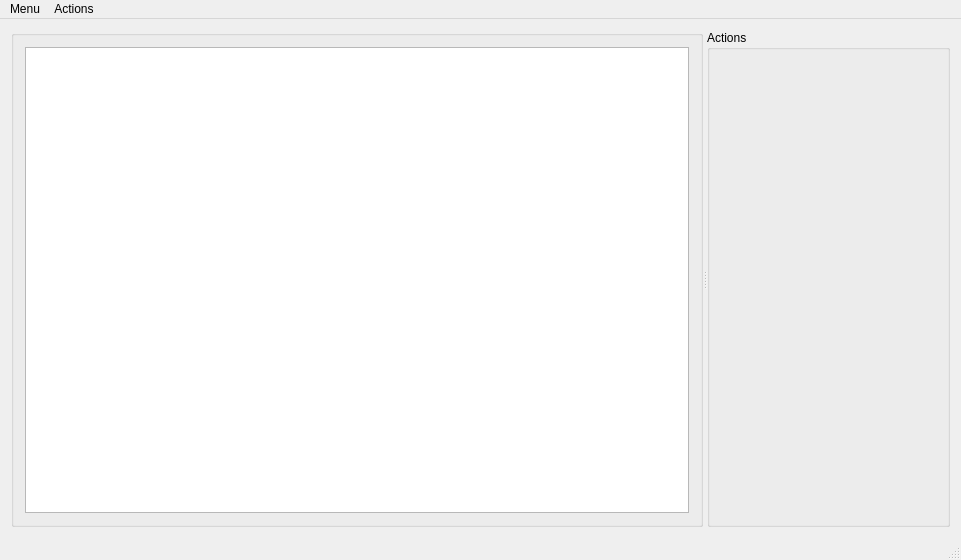
The window that mainwindow.ui (a-laine/empire-gui) describes before a commit, drawn with Qt 5.
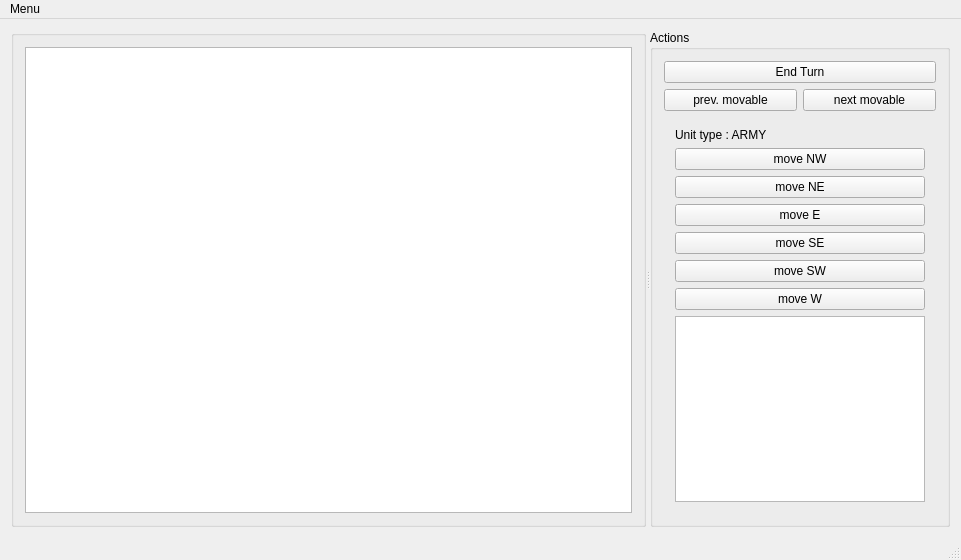
The same window after the commit. Custom widgets are drawn as their Qt base class.

```diff
--- a/mainwindow.ui
+++ b/mainwindow.ui
@@ -26,15 +26,24 @@
       <property name="orientation">
        <enum>Qt::Horizontal</enum>
       </property>
-      <widget class="QGroupBox" name="groupBox">
+      <widget class="QGroupBox" name="groupBoxView">
+       <property name="sizePolicy">
+        <sizepolicy hsizetype="Expanding" vsizetype="Expanding">
+         <horstretch>0</horstretch>
+         <verstretch>0</verstretch>
+        </sizepolicy>
+       </property>
        <property name="title">
         <string/>
        </property>
+       <property name="flat">
+        <bool>false</bool>
+       </property>
        <layout class="QVBoxLayout" name="verticalLayout_2">
         <item>
          <widget class="GraphicsView" name="graphicsView">
           <property name="sizePolicy">
-           <sizepolicy hsizetype="Preferred" vsizetype="Preferred">
+           <sizepolicy hsizetype="Expanding" vsizetype="Expanding">
             <horstretch>0</horstretch>
             <verstretch>0</verstretch>
            </sizepolicy>
@@ -43,10 +52,146 @@
         </item>
        </layout>
       </widget>
-      <widget class="QGroupBox" name="groupBox_2">
+      <widget class="QGroupBox" name="groupBoxAction">
+       <property name="enabled">
+        <bool>true</bool>
+       </property>
+       <property name="sizePolicy">
+        <sizepolicy hsizetype="Preferred" vsizetype="Preferred">
+         <horstretch>0</horstretch>
+         <verstretch>0</verstretch>
+        </sizepolicy>
+       </property>
+       <property name="maximumSize">
+        <size>
+         <width>300</width>
+         <height>16777215</height>
+        </size>
+       </property>
        <property name="title">
         <string>Actions</string>
        </property>
+       <layout class="QVBoxLayout" name="verticalLayout_3">
+        <item>
+         <widget class="QPushButton" name="endTurnButton">
+          <property name="text">
+           <string>End Turn</string>
+          </property>
+         </widget>
+        </item>
+        <item>
+         <layout class="QHBoxLayout" name="horizontalLayout">
+          <item>
+           <widget class="QPushButton" name="prevUnitButton">
+            <property name="text">
+             <string>prev. movable</string>
+            </property>
+           </widget>
+          </item>
+          <item>
+           <widget class="QPushButton" name="nextUnitButton">
+            <property name="text">
+             <string>next movable</string>
+            </property>
+           </widget>
+          </item>
+         </layout>
+        </item>
+        <item>
+         <widget class="QStackedWidget" name="stackedWidget">
+          <property name="enabled">
+           <bool>true</bool>
+          </property>
+          <property name="currentIndex">
+           <number>0</number>
+          </property>
+          <widget class="QWidget" name="unit">
+           <layout class="QVBoxLayout" name="verticalLayout_5">
+            <item>
+             <widget class="QLabel" name="labelUnit">
+              <property name="text">
+               <string>Unit type : ARMY</string>
+              </property>
+             </widget>
+            </item>
+            <item>
+             <widget class="QPushButton" name="moveNW">
+              <property name="text">
+               <string>move NW</string>
+              </property>
+             </widget>
+            </item>
+            <item>
+             <widget class="QPushButton" name="moveNE">
+              <property name="text">
+               <string>move NE</string>
+              </property>
+             </widget>
+            </item>
+            <item>
+             <widget class="QPushButton" name="moveE">
+              <property name="text">
+               <string>move E</string>
+              </property>
+             </widget>
+            </item>
+            <item>
+             <widget class="QPushButton" name="moveSE">
+              <property name="text">
+               <string>move SE</string>
+              </property>
+             </widget>
+            </item>
+            <item>
+             <widget class="QPushButton" name="moveSW">
+              <property name="text">
+               <string>move SW</string>
+              </property>
+             </widget>
+            </item>
+            <item>
+             <widget class="QPushButton" name="moveW">
+              <property name="text">
+               <string>move W</string>
+              </property>
+             </widget>
+            </item>
+            <item>
+             <widget class="QListWidget" name="listTransported">
+              <property name="sizePolicy">
+               <sizepolicy hsizetype="Expanding" vsizetype="Expanding">
+                <horstretch>0</horstretch>
+                <verstretch>0</verstretch>
+               </sizepolicy>
+              </property>
+             </widget>
+            </item>
+           </layout>
+          </widget>
+          <widget class="QWidget" name="city">
+           <layout class="QVBoxLayout" name="verticalLayout_4">
+            <item>
+             <widget class="QLabel" name="labelCity">
+              <property name="text">
+               <string>Unit type : CITY</string>
+              </property>
+             </widget>
+            </item>
+            <item>
+             <widget class="QListWidget" name="listInCity">
+              <property name="sizePolicy">
+               <sizepolicy hsizetype="Expanding" vsizetype="Expanding">
+                <horstretch>0</horstretch>
+                <verstretch>0</verstretch>
+               </sizepolicy>
+              </property>
+             </widget>
+            </item>
+           </layout>
+          </widget>
+         </widget>
+        </item>
+       </layout>
       </widget>
      </widget>
     </item>
@@ -67,13 +212,7 @@
     </property>
     <addaction name="actionObserver_Mode"/>
    </widget>
-   <widget class="QMenu" name="menuActions">
-    <property name="title">
-     <string>Actions</string>
-    </property>
-   </widget>
    <addaction name="menuMenu"/>
-   <addaction name="menuActions"/>
   </widget>
   <widget class="QStatusBar" name="statusBar"/>
   <action name="actionObserver_Mode">
```
